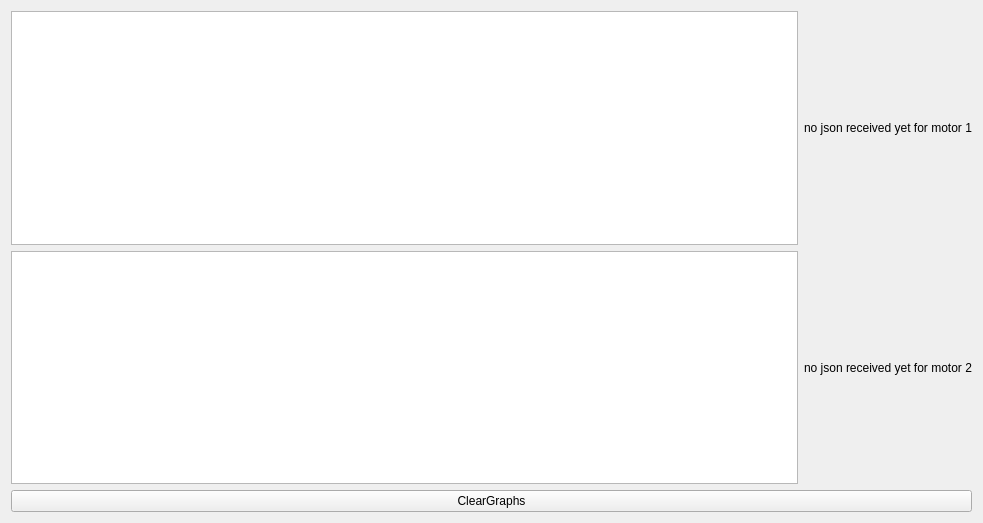
Qt form QtClients/EverybodySimulator2016/pidtuner.ui (madhavpatel6/EmbeddedSystemDesign_Team02) before a commit.
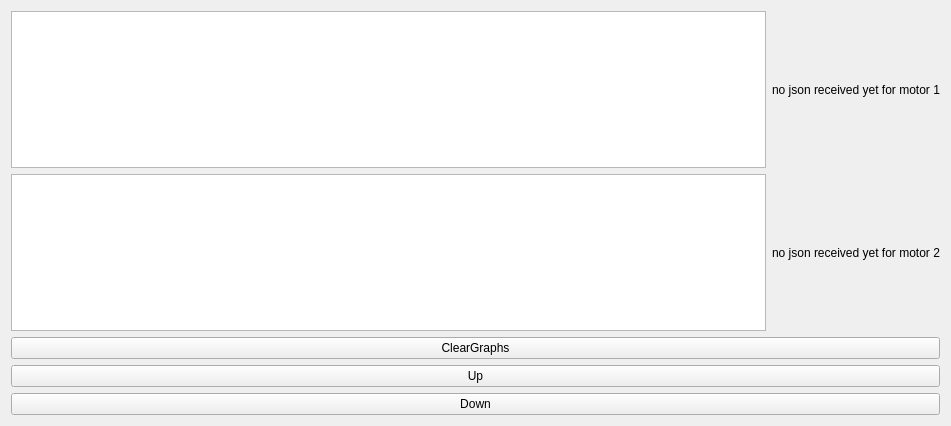
The same form after that commit.

Commit message: added stuff for MS4 redemo - custom buttons different responses and such

What changed in the file:
```diff
--- a/QtClients/EverybodySimulator2016/pidtuner.ui
+++ b/QtClients/EverybodySimulator2016/pidtuner.ui
@@ -6,8 +6,8 @@
    <rect>
     <x>0</x>
     <y>0</y>
-    <width>983</width>
-    <height>523</height>
+    <width>951</width>
+    <height>426</height>
    </rect>
   </property>
   <property name="sizePolicy">
@@ -20,6 +20,13 @@
    <string>Form</string>
   </property>
   <layout class="QGridLayout" name="gridLayout">
+   <item row="3" column="0">
+    <widget class="QPushButton" name="downButton">
+     <property name="text">
+      <string>Down</string>
+     </property>
+    </widget>
+   </item>
    <item row="0" column="0">
     <layout class="QHBoxLayout" name="horizontalLayout_2" stretch="1,0">
      <item>
@@ -81,6 +88,13 @@
      </property>
     </widget>
    </item>
+   <item row="2" column="0">
+    <widget class="QPushButton" name="upButton">
+     <property name="text">
+      <string>Up</string>
+     </property>
+    </widget>
+   </item>
   </layout>
  </widget>
  <resources/>
```
The commit also changes 10 other files.
